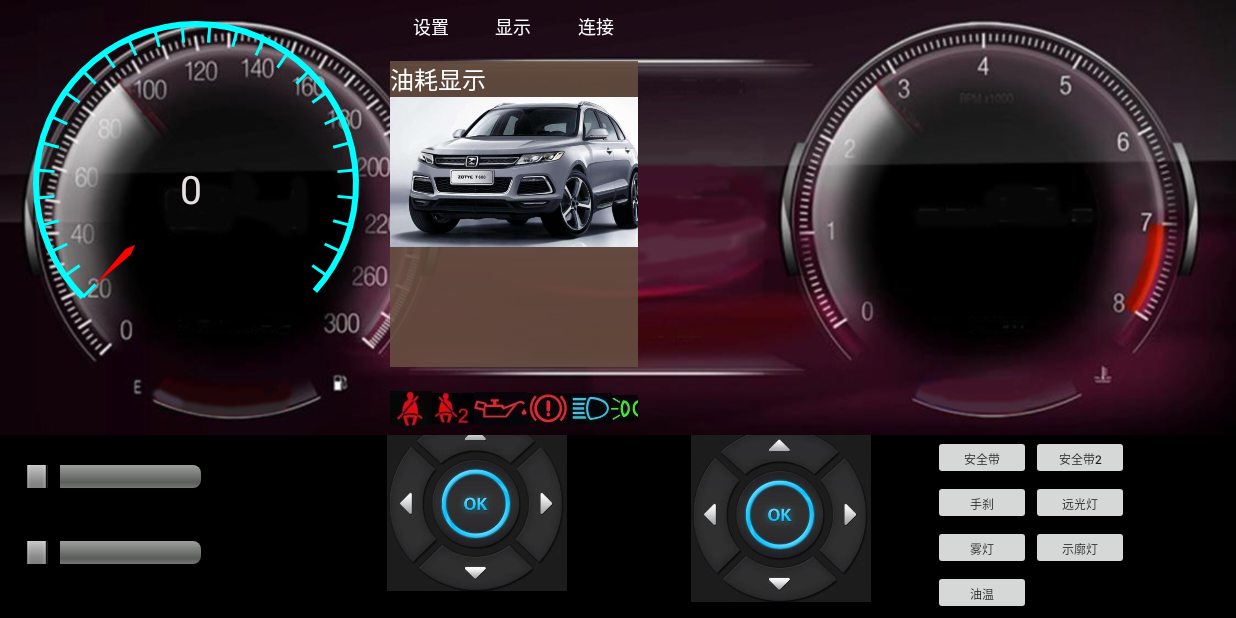
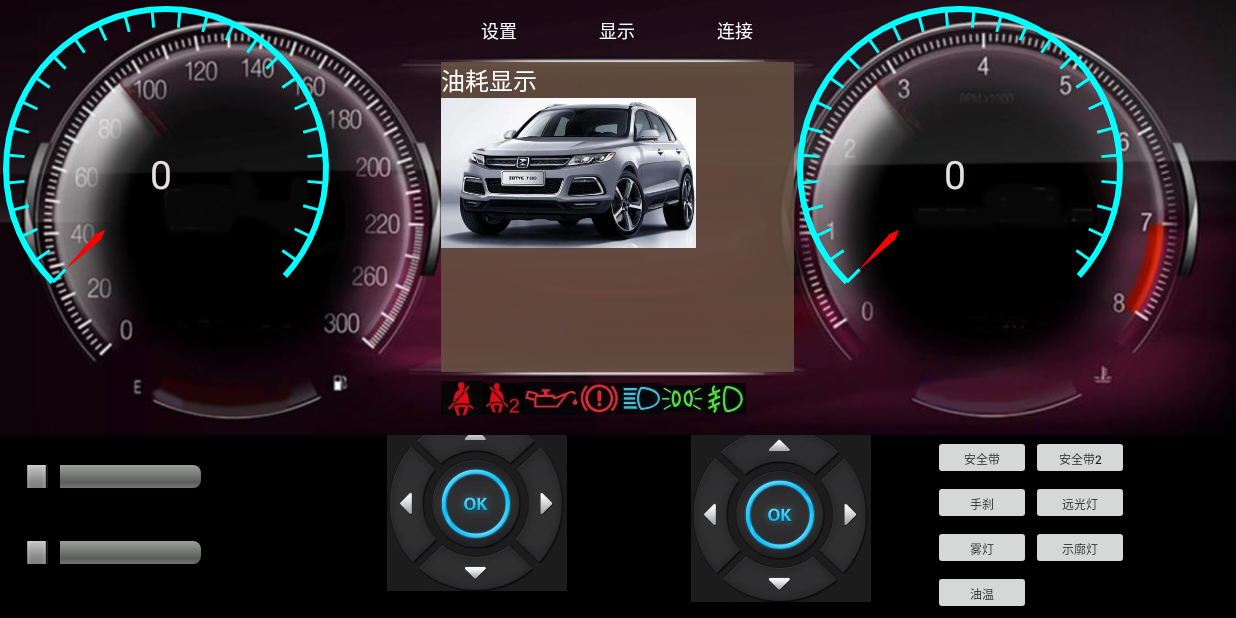
Before and after one commit to niczhou/MyDashboard, an Android app: the screen it shows after launch (MainActivity), on a phone screen of 824 x 412 dp (held sideways). Run offline under Robolectric (Android 15) with nearby library versions, the phone set to English and light mode, and no system bars.

Commit message:
finish layout

```diff
--- a/app/src/main/res/layout/activity_main.xml
+++ b/app/src/main/res/layout/activity_main.xml
@@ -19,59 +19,71 @@
         app:layout_constraintTop_toTopOf="parent"
         app:layout_constraintRight_toRightOf="parent" />
 
-    <android.support.constraint.ConstraintLayout
+    <LinearLayout
         android:id="@+id/layout_dashboard"
         android:layout_width="0dp"
         android:layout_height="0dp"
+        android:orientation="horizontal"
+        android:weightSum="14"
         app:layout_constraintTop_toTopOf="parent"
         app:layout_constraintLeft_toLeftOf="parent"
         app:layout_constraintRight_toRightOf="parent"
         app:layout_constraintBottom_toBottomOf="@id/iv_bg">
 
+        <FrameLayout
+            android:layout_width="0dp"
+            android:layout_height="match_parent"
+            android:layout_weight="5">
             <fragment
                 android:id="@+id/frag_speed"
-            android:layout_width="220dp"
-            android:layout_height="220dp"
-            android:name="cn.nic.dashboard.SpeedFragment"
-            app:layout_constraintLeft_toLeftOf="parent"
-            app:layout_constraintTop_toTopOf="parent"
-            android:layout_marginLeft="20dp"
-            android:layout_marginTop="10dp"
-            android:layout_marginStart="20dp" />
+                android:layout_width="match_parent"
+                android:layout_height="match_parent"
+                android:name="cn.nic.dashboard.SpeedFragment" />
+        </FrameLayout>
+
+        <LinearLayout
+            android:layout_width="0dp"
+            android:layout_height="match_parent"
+            android:layout_weight="4"
+            android:orientation="vertical"
+            android:weightSum="7">
 
             <fragment
                 android:id="@+id/frag_tabbar"
                 android:name="cn.nic.dashboard.TabbarFragment"
-            android:layout_width="165dp"
-            android:layout_height="25dp"
-            app:layout_constraintTop_toTopOf="parent"
-            android:layout_marginTop="5dp"
-            app:layout_constraintLeft_toRightOf="@+id/frag_speed"
-            android:layout_marginLeft="20dp" />
+                android:layout_width="match_parent"
+                android:layout_height="0dp"
+                android:layout_weight="1"/>
 
             <fragment
                 android:name="cn.nic.dashboard.CenterFragment"
                 android:id="@+id/frag_center"
-            android:layout_width="0dp"
+                android:layout_width="match_parent"
                 android:layout_height="0dp"
-            app:layout_constraintTop_toBottomOf="@+id/frag_tabbar"
-            app:layout_constraintBottom_toTopOf="@+id/frag_meterlamp"
-            app:layout_constraintRight_toRightOf="@+id/frag_tabbar"
-            app:layout_constraintLeft_toLeftOf="@+id/frag_tabbar"
-            android:layout_marginTop="10dp"
-            android:layout_marginBottom="10dp"/>
-
+                android:layout_weight="5"/>
 
             <fragment
-            android:layout_width="165dp"
-            android:layout_height="30dp"
                 android:id="@+id/frag_meterlamp"
                 android:name="cn.nic.dashboard.MeterLampFragment"
-            app:layout_constraintBottom_toBottomOf="parent"
-            app:layout_constraintLeft_toRightOf="@+id/frag_speed"
-            android:layout_marginBottom="5dp"
-            android:layout_marginLeft="20dp"/>
-    </android.support.constraint.ConstraintLayout>
+                android:layout_width="match_parent"
+                android:layout_height="0dp"
+                android:layout_weight="1" />
+
+        </LinearLayout>
+
+        <FrameLayout
+            android:layout_width="0dp"
+            android:layout_height="match_parent"
+            android:layout_weight="5">
+
+            <fragment
+                android:id="@+id/frag_rotate"
+                android:name="cn.nic.dashboard.SpeedFragment"
+                android:layout_width="match_parent"
+                android:layout_height="match_parent"/>
+
+        </FrameLayout>
+    </LinearLayout>
 
     <fragment
         android:name="cn.nic.dashboard.ControllerFragment"
```
Lines whose indentation alone changed are shown as unchanged.
